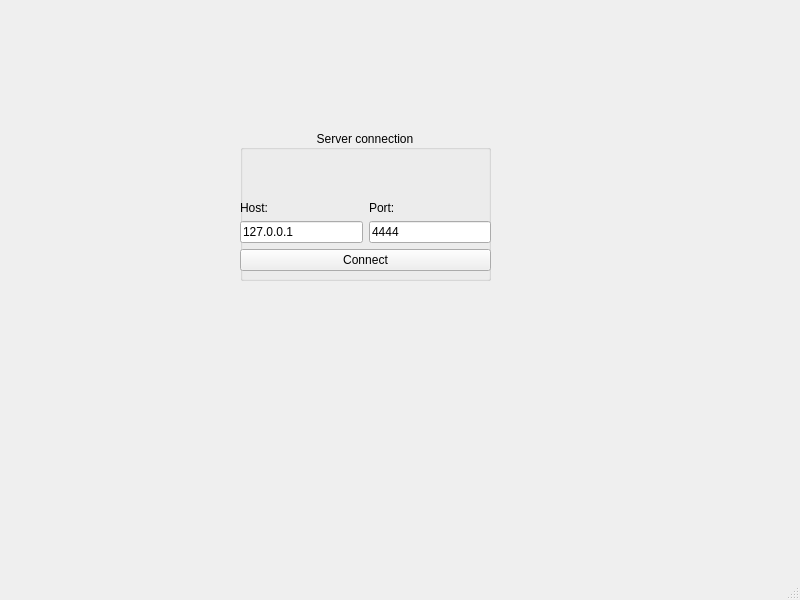
Qt form client/untitled.ui (RussianInventor/engine) before a commit.
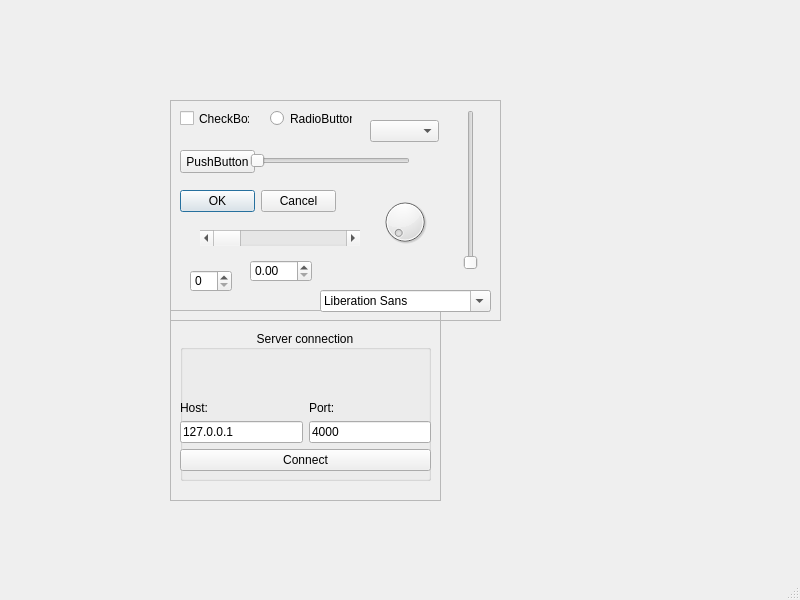
The same form after that commit.

Patch:
```diff
--- a/client/untitled.ui
+++ b/client/untitled.ui
@@ -14,11 +14,26 @@
    <string>MainWindow</string>
   </property>
   <widget class="QWidget" name="centralwidget">
+   <widget class="QFrame" name="connection_frame">
+    <property name="geometry">
+     <rect>
+      <x>170</x>
+      <y>310</y>
+      <width>271</width>
+      <height>191</height>
+     </rect>
+    </property>
+    <property name="frameShape">
+     <enum>QFrame::StyledPanel</enum>
+    </property>
+    <property name="frameShadow">
+     <enum>QFrame::Raised</enum>
+    </property>
    <widget class="QGroupBox" name="groupBox">
     <property name="geometry">
      <rect>
-      <x>240</x>
-      <y>130</y>
+       <x>10</x>
+       <y>20</y>
       <width>251</width>
       <height>151</height>
      </rect>
@@ -48,6 +63,37 @@
       <property name="bottomMargin">
        <number>0</number>
       </property>
+       <item row="3" column="0">
+        <widget class="QLineEdit" name="hostEntry">
+         <property name="text">
+          <string>127.0.0.1</string>
+         </property>
+        </widget>
+       </item>
+       <item row="2" column="1">
+        <widget class="QLabel" name="label_2">
+         <property name="text">
+          <string>Port:</string>
+         </property>
+        </widget>
+       </item>
+       <item row="3" column="1">
+        <widget class="QLineEdit" name="portEntry">
+         <property name="text">
+          <string>4000</string>
+         </property>
+        </widget>
+       </item>
+       <item row="4" column="0" colspan="2">
+        <widget class="QPushButton" name="connectButton">
+         <property name="cursor">
+          <cursorShape>ArrowCursor</cursorShape>
+         </property>
+         <property name="text">
+          <string>Connect</string>
+         </property>
+        </widget>
+       </item>
       <item row="1" column="0" colspan="2">
        <spacer name="verticalSpacer">
         <property name="orientation">
@@ -61,13 +107,6 @@
         </property>
        </spacer>
       </item>
-      <item row="2" column="1">
-       <widget class="QLabel" name="label_2">
-        <property name="text">
-         <string>Port:</string>
-        </property>
-       </widget>
-      </item>
       <item row="2" column="0">
        <widget class="QLabel" name="label">
         <property name="text">
@@ -75,31 +114,165 @@
         </property>
        </widget>
       </item>
-      <item row="3" column="0">
-       <widget class="QLineEdit" name="hostEntry">
-        <property name="text">
-         <string>127.0.0.1</string>
-        </property>
-       </widget>
-      </item>
-      <item row="4" column="0" colspan="2">
-       <widget class="QPushButton" name="connectButton">
-        <property name="cursor">
-         <cursorShape>ArrowCursor</cursorShape>
-        </property>
-        <property name="text">
-         <string>Connect</string>
-        </property>
-       </widget>
-      </item>
-      <item row="3" column="1">
-       <widget class="QLineEdit" name="portEntry">
-        <property name="text">
-         <string>4444</string>
-        </property>
-       </widget>
-      </item>
-     </layout>
+      </layout>
+     </widget>
+    </widget>
+   </widget>
+   <widget class="QFrame" name="idle_frame">
+    <property name="geometry">
+     <rect>
+      <x>170</x>
+      <y>100</y>
+      <width>331</width>
+      <height>221</height>
+     </rect>
+    </property>
+    <property name="frameShape">
+     <enum>QFrame::StyledPanel</enum>
+    </property>
+    <property name="frameShadow">
+     <enum>QFrame::Raised</enum>
+    </property>
+    <widget class="QCheckBox" name="checkBox">
+     <property name="geometry">
+      <rect>
+       <x>10</x>
+       <y>10</y>
+       <width>70</width>
+       <height>17</height>
+      </rect>
+     </property>
+     <property name="text">
+      <string>CheckBox</string>
+     </property>
+    </widget>
+    <widget class="QRadioButton" name="radioButton">
+     <property name="geometry">
+      <rect>
+       <x>100</x>
+       <y>10</y>
+       <width>82</width>
+       <height>17</height>
+      </rect>
+     </property>
+     <property name="text">
+      <string>RadioButton</string>
+     </property>
+    </widget>
+    <widget class="QPushButton" name="pushButton">
+     <property name="geometry">
+      <rect>
+       <x>10</x>
+       <y>50</y>
+       <width>75</width>
+       <height>23</height>
+      </rect>
+     </property>
+     <property name="text">
+      <string>PushButton</string>
+     </property>
+    </widget>
+    <widget class="QDialogButtonBox" name="buttonBox">
+     <property name="geometry">
+      <rect>
+       <x>10</x>
+       <y>90</y>
+       <width>156</width>
+       <height>23</height>
+      </rect>
+     </property>
+     <property name="standardButtons">
+      <set>QDialogButtonBox::Cancel|QDialogButtonBox::Ok</set>
+     </property>
+    </widget>
+    <widget class="QScrollBar" name="horizontalScrollBar">
+     <property name="geometry">
+      <rect>
+       <x>30</x>
+       <y>130</y>
+       <width>160</width>
+       <height>16</height>
+      </rect>
+     </property>
+     <property name="orientation">
+      <enum>Qt::Horizontal</enum>
+     </property>
+    </widget>
+    <widget class="QSlider" name="horizontalSlider">
+     <property name="geometry">
+      <rect>
+       <x>80</x>
+       <y>50</y>
+       <width>160</width>
+       <height>22</height>
+      </rect>
+     </property>
+     <property name="orientation">
+      <enum>Qt::Horizontal</enum>
+     </property>
+    </widget>
+    <widget class="QSlider" name="verticalSlider">
+     <property name="geometry">
+      <rect>
+       <x>290</x>
+       <y>10</y>
+       <width>22</width>
+       <height>160</height>
+      </rect>
+     </property>
+     <property name="orientation">
+      <enum>Qt::Vertical</enum>
+     </property>
+    </widget>
+    <widget class="QDial" name="dial">
+     <property name="geometry">
+      <rect>
+       <x>210</x>
+       <y>90</y>
+       <width>50</width>
+       <height>64</height>
+      </rect>
+     </property>
+    </widget>
+    <widget class="QSpinBox" name="spinBox">
+     <property name="geometry">
+      <rect>
+       <x>20</x>
+       <y>170</y>
+       <width>42</width>
+       <height>22</height>
+      </rect>
+     </property>
+    </widget>
+    <widget class="QDoubleSpinBox" name="doubleSpinBox">
+     <property name="geometry">
+      <rect>
+       <x>80</x>
+       <y>160</y>
+       <width>62</width>
+       <height>22</height>
+      </rect>
+     </property>
+    </widget>
+    <widget class="QComboBox" name="comboBox">
+     <property name="geometry">
+      <rect>
+       <x>200</x>
+       <y>20</y>
+       <width>69</width>
+       <height>22</height>
+      </rect>
+     </property>
+    </widget>
+    <widget class="QFontComboBox" name="fontComboBox">
+     <property name="geometry">
+      <rect>
+       <x>150</x>
+       <y>190</y>
+       <width>171</width>
+       <height>22</height>
+      </rect>
+     </property>
     </widget>
    </widget>
   </widget>
```
Lines whose indentation alone changed are shown as unchanged.
